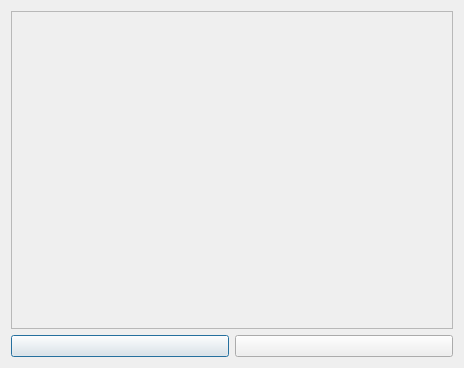
0xzer0x/quran-companion, file src/core/bookmarksdialog.ui: the form before one commit.
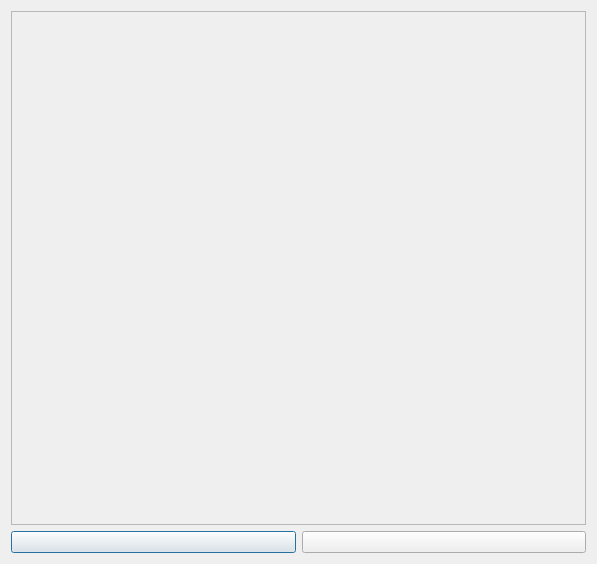
The form after the commit.

What changed in the file:
```diff
--- a/src/core/bookmarksdialog.ui
+++ b/src/core/bookmarksdialog.ui
@@ -6,8 +6,8 @@
    <rect>
     <x>0</x>
     <y>0</y>
-    <width>464</width>
-    <height>368</height>
+    <width>597</width>
+    <height>564</height>
    </rect>
   </property>
   <property name="windowTitle">
@@ -24,8 +24,8 @@
        <rect>
         <x>0</x>
         <y>0</y>
-        <width>444</width>
-        <height>315</height>
+        <width>577</width>
+        <height>512</height>
        </rect>
       </property>
       <layout class="QVBoxLayout" name="verticalLayout_2">
```
